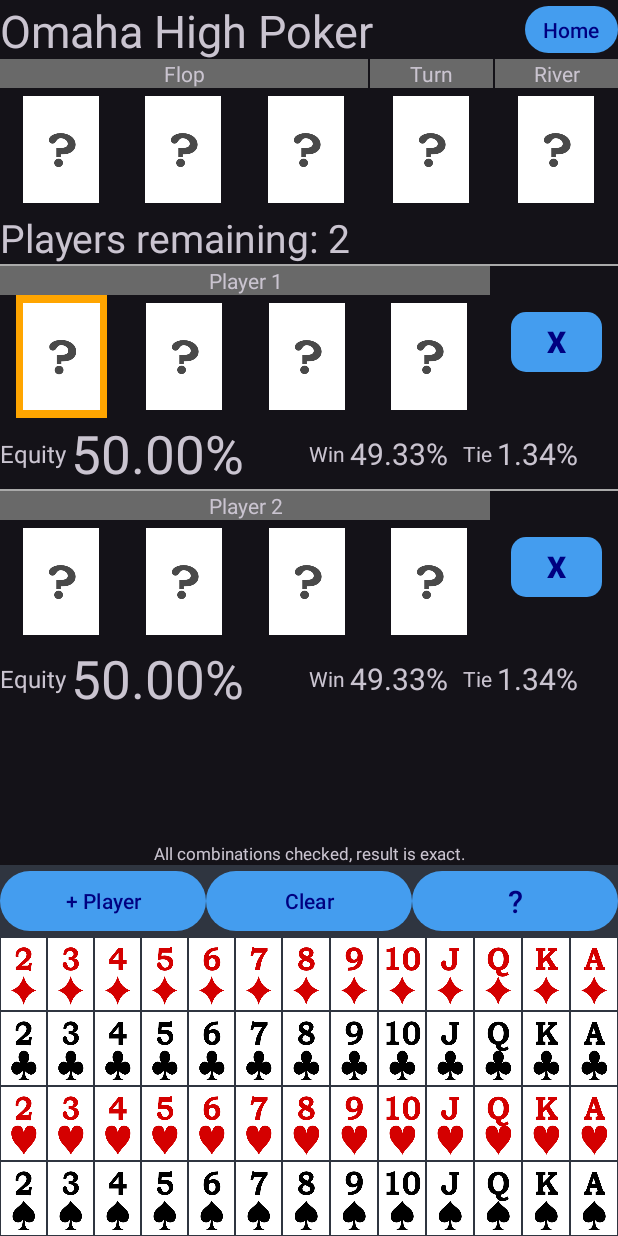
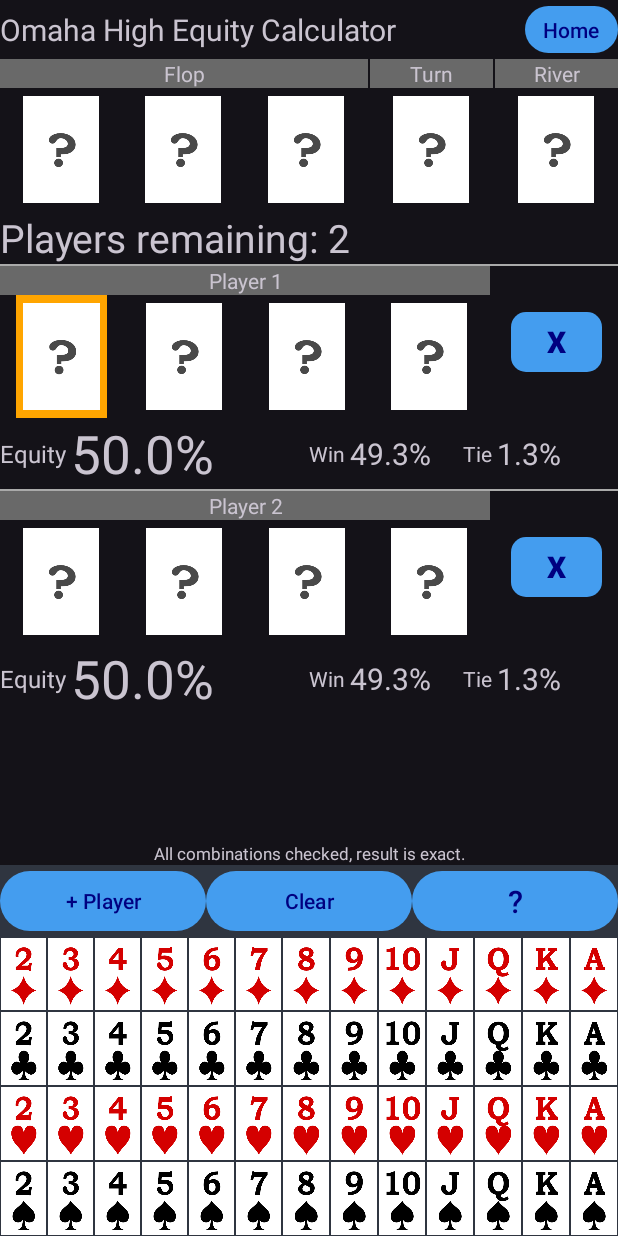
Before and after one commit to cjc93/CJPokerOddsCalculator, an Android app: the fragment OmahaHighFragment shown on its own in the app's theme, on a phone screen of 412 x 824 dp. Run offline under Robolectric (Android 15) with nearby library versions, the phone set to English and light mode, and no system bars; our stand-ins replace RxJava; 1 statement that could not run was skipped.

Commit message:
Omaha result set to one decimal place

```diff
--- a/app/build.gradle.kts
+++ b/app/build.gradle.kts
@@ -45,10 +45,10 @@ android {
 dependencies {
 
     implementation("androidx.appcompat:appcompat:1.6.1")
-    implementation("com.google.android.material:material:1.10.0")
+    implementation("com.google.android.material:material:1.11.0")
     implementation("androidx.constraintlayout:constraintlayout:2.1.4")
-    implementation("androidx.navigation:navigation-fragment:2.7.5")
-    implementation("androidx.navigation:navigation-ui:2.7.5")
+    implementation("androidx.navigation:navigation-fragment:2.7.6")
+    implementation("androidx.navigation:navigation-ui:2.7.6")
     implementation("com.google.guava:guava:32.1.2-jre")
     implementation("androidx.datastore:datastore-preferences:1.0.0")
     implementation("androidx.datastore:datastore-preferences-rxjava3:1.0.0")
--- a/app/src/main/java/com/leslie/cjpokeroddscalculator/EquityCalculatorFragment.java
+++ b/app/src/main/java/com/leslie/cjpokeroddscalculator/EquityCalculatorFragment.java
@@ -97,8 +97,6 @@ public abstract class EquityCalculatorFragment extends Fragment {
         set_selected_card(1, 0);
 
         equityCalculatorBinding.playersremaining.setText(getString(R.string.players_remaining, playersRemainingNo));
-        equityArray[0].setText(getString(R.string.two_decimal_perc, 50.0));
-        equityArray[1].setText(getString(R.string.two_decimal_perc, 50.0));
 
         for (ImageButton b : cardPositionBiMap.values()) {
             b.setOnClickListener(selector_listener);
--- a/app/src/main/java/com/leslie/cjpokeroddscalculator/OmahaHighFragment.java
+++ b/app/src/main/java/com/leslie/cjpokeroddscalculator/OmahaHighFragment.java
@@ -24,12 +24,14 @@ public class OmahaHighFragment extends EquityCalculatorFragment {
     public void onViewCreated(@NonNull View view, Bundle savedInstanceState) {
         super.onViewCreated(view, savedInstanceState);
 
-        winArray[0].setText(getString(R.string.two_decimal_perc, 49.33));
-        winArray[1].setText(getString(R.string.two_decimal_perc, 49.33));
-        tieArray[0].setText(getString(R.string.two_decimal_perc, 1.34));
-        tieArray[1].setText(getString(R.string.two_decimal_perc, 1.34));
+        equityArray[0].setText(getString(R.string.one_decimal_perc, 50.0));
+        equityArray[1].setText(getString(R.string.one_decimal_perc, 50.0));
+        winArray[0].setText(getString(R.string.one_decimal_perc, 49.3));
+        winArray[1].setText(getString(R.string.one_decimal_perc, 49.3));
+        tieArray[0].setText(getString(R.string.one_decimal_perc, 1.3));
+        tieArray[1].setText(getString(R.string.one_decimal_perc, 1.3));
 
-        equityCalculatorBinding.title.setText(getString(R.string.omaha_high_poker));
+        equityCalculatorBinding.title.setText(getString(R.string.omaha_high_equity_calculator));
 
         equityCalculatorBinding.homeButton.setOnClickListener(view1 -> NavHostFragment.findNavController(this).navigate(R.id.action_OmahaHighFragment_to_HomeFragment));
 
--- a/app/src/main/java/com/leslie/cjpokeroddscalculator/TexasHoldemFragment.java
+++ b/app/src/main/java/com/leslie/cjpokeroddscalculator/TexasHoldemFragment.java
@@ -86,12 +86,14 @@ public class TexasHoldemFragment extends EquityCalculatorFragment {
 
         generateRangeSelector();
 
+        equityArray[0].setText(getString(R.string.two_decimal_perc, 50.0));
+        equityArray[1].setText(getString(R.string.two_decimal_perc, 50.0));
         winArray[0].setText(getString(R.string.two_decimal_perc, 47.97));
         winArray[1].setText(getString(R.string.two_decimal_perc, 47.97));
         tieArray[0].setText(getString(R.string.two_decimal_perc, 2.03));
         tieArray[1].setText(getString(R.string.two_decimal_perc, 2.03));
 
-        equityCalculatorBinding.title.setText(getString(R.string.texas_hold_em_poker));
+        equityCalculatorBinding.title.setText(getString(R.string.texas_hold_em_equity_calculator));
 
         for (ImageButton r : rangePositionBiMap.values()) {
             r.setOnClickListener(rangeSelectorListener);
--- a/app/src/main/res/layout/fragment_equity_calculator.xml
+++ b/app/src/main/res/layout/fragment_equity_calculator.xml
@@ -26,7 +26,7 @@
                 android:layout_height="match_parent"
                 android:layout_weight="1"
                 android:gravity="center_vertical"
-                android:textSize="30sp"/>
+                android:textSize="20sp"/>
 
             <com.google.android.material.button.MaterialButton
                 android:id="@+id/home_button"
--- a/app/src/main/res/layout/omaha_high_player_row.xml
+++ b/app/src/main/res/layout/omaha_high_player_row.xml
@@ -152,7 +152,8 @@
     <LinearLayout
         android:orientation="horizontal"
         android:layout_width="match_parent"
-        android:layout_height="wrap_content" >
+        android:layout_height="wrap_content"
+        android:baselineAligned="false">
 
         <LinearLayout
             android:orientation="horizontal"
--- a/app/src/main/res/layout/texas_holdem_player_row.xml
+++ b/app/src/main/res/layout/texas_holdem_player_row.xml
@@ -128,7 +128,7 @@
                         android:layout_width="0dp"
                         android:layout_height="match_parent"
                         android:gravity="center|right"
-                        android:textSize="35sp"
+                        android:textSize="30sp"
                         android:layout_weight="1" />
 
                 </LinearLayout>
@@ -184,7 +184,8 @@
             <LinearLayout
                 android:orientation="vertical"
                 android:layout_width="wrap_content"
-                android:layout_height="match_parent" >
+                android:layout_height="match_parent"
+                android:layout_marginStart="5dp">
 
                 <com.google.android.material.button.MaterialButton
                     android:id="@+id/remove"
--- a/app/src/main/res/values/strings.xml
+++ b/app/src/main/res/values/strings.xml
@@ -35,11 +35,9 @@
     <string name="win">Win</string>
     <string name="tie">Tie</string>
     <string name="texas_hold_em_equity_calculator">Texas Hold\'em Equity Calculator</string>
-    <string name="texas_hold_em_poker">Texas Hold\'em Poker</string>
     <string name="home">Home</string>
     <string name="hand_range">Hand/Range</string>
     <string name="omaha_high_equity_calculator">Omaha High Equity Calculator</string>
-    <string name="omaha_high_poker">Omaha High Poker</string>
     <string name="card3">Card3</string>
     <string name="card4">Card4</string>
 </resources>
```
